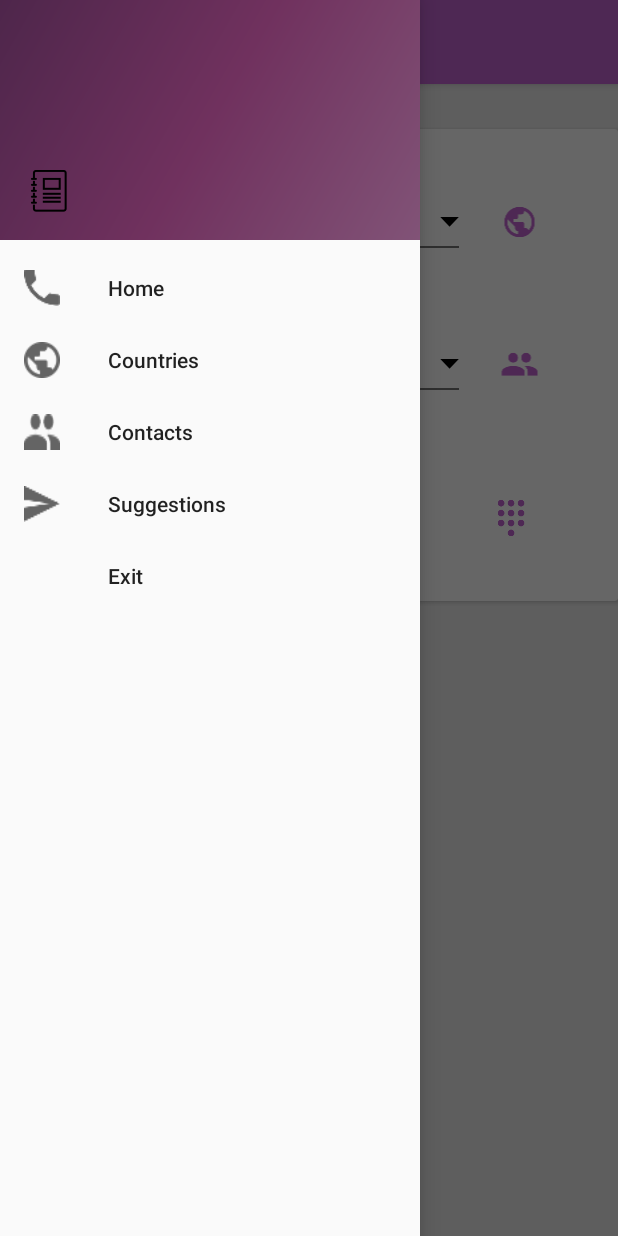
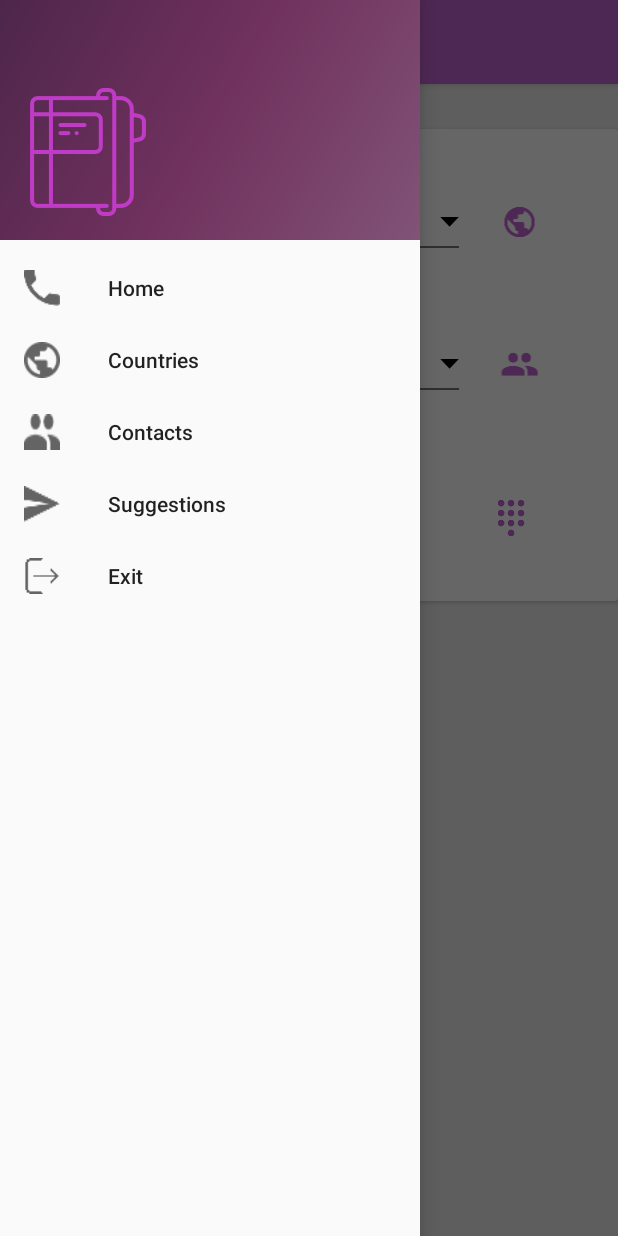
Before and after one commit to mohamedneptune/alc-challenge, an Android app: the MainActivity screen opened directly, with no data from a screen before it, with the side drawer open, on a phone screen of 412 x 824 dp. Run offline under Robolectric (Android 15) with nearby library versions, the phone set to English and light mode, and no system bars; libraries missing offline, so code that uses them is left out: io.realm; 7 statements that could not run were skipped.

Commit message:
clean icon

```diff
--- a/app/src/main/res/menu/activity_main_drawer.xml
+++ b/app/src/main/res/menu/activity_main_drawer.xml
@@ -27,6 +27,7 @@
             android:title="@string/activity_suggestions_title" />
         <item
             android:id="@+id/nav_exit"
+            android:icon="@drawable/menu_logout"
             android:title="@string/activity_exit" />
     </group>
 
```
Also changed, not shown: app/src/main/res/drawable-hdpi/menu_logout.png (added), app/src/main/res/drawable-mdpi/menu_logout.png (added), app/src/main/res/drawable-xhdpi/menu_logout.png (added), app/src/main/res/drawable-xxhdpi/menu_logout.png (added), app/src/main/res/drawable-xxxhdpi/menu_logout.png (added), app/src/main/res/mipmap-hdpi/ic_launcher.png, app/src/main/res/mipmap-mdpi/ic_launcher.png, app/src/main/res/mipmap-xhdpi/ic_launcher.png, app/src/main/res/mipmap-xxhdpi/ic_launcher.png, app/src/main/res/mipmap-xxxhdpi/ic_launcher.png.
